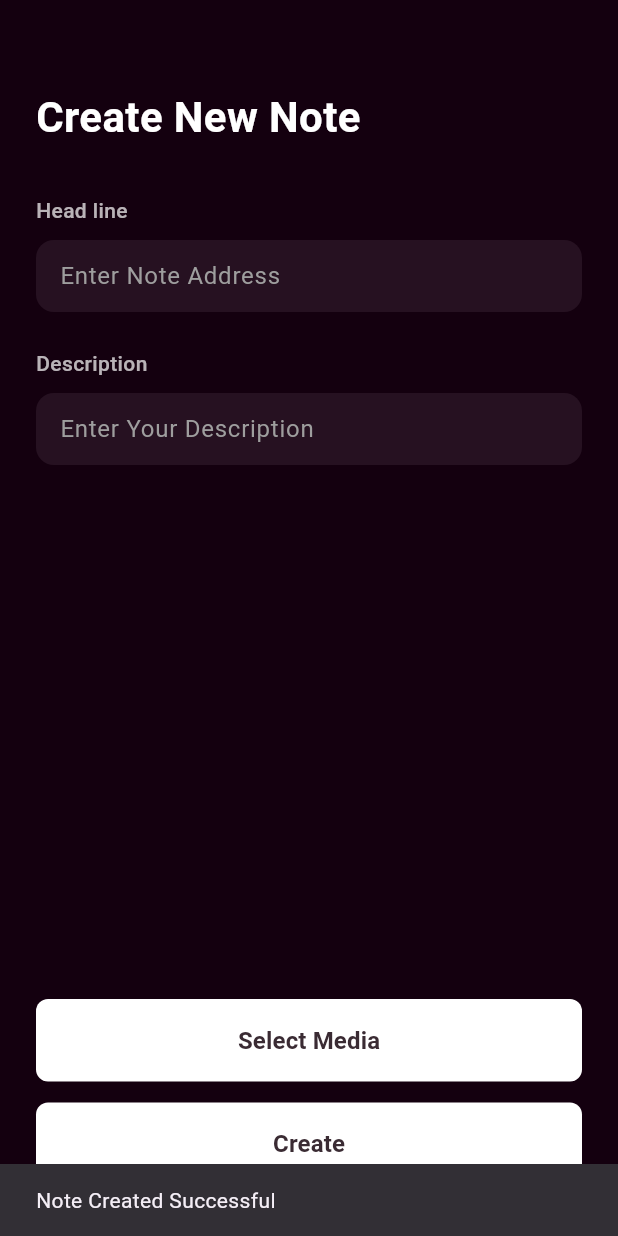
After one commit to mohameds123/flutter97-note, a Flutter app: the CreateNewNoteScreen screen opened directly, after a tap on "Create", on a phone screen of 412 x 824 dp. The commit adds this screen. Run offline on Flutter 3.47's test engine with Material 3 defaults, Android fonts, the phone set to English and light mode, and no system bars; our stand-ins replace cloud_firestore, firebase_auth, firebase_core, flutter_bloc, google_sign_in; accounts and stored records are empty.

Commit message:
add auth feature

```diff
--- a/lib/features/auth/login/logic/cubit.dart
+++ b/lib/features/auth/login/logic/cubit.dart
@@ -1,5 +1,6 @@
 import 'package:firebase_auth/firebase_auth.dart';
 import 'package:flutter_bloc/flutter_bloc.dart';
+import 'package:google_sign_in/google_sign_in.dart';
 import 'package:note_flutteronline_97/features/auth/login/logic/state.dart';
 
 class LoginCubit extends Cubit<LoginStates> {
@@ -17,4 +18,27 @@ class LoginCubit extends Cubit<LoginStates> {
       emit(LoginErrorState(errorMessage: e.toString()));
     }
   }
+
+  Future continueWithGoogle() async {
+    emit(LoginLoadingState());
+    try {
+      final GoogleSignInAccount? signIn = await GoogleSignIn().signIn();
+      if (signIn == null) {
+        emit(LoginErrorState(errorMessage: "continue with google is canceled"));
+        return;
+      }
+      final GoogleSignInAuthentication googleSignIn =
+          await signIn.authentication;
+
+      final auth = GoogleAuthProvider.credential(
+        accessToken: googleSignIn.accessToken,
+        idToken: googleSignIn.idToken,
+      );
+      await FirebaseAuth.instance.signInWithCredential(auth);
+      emit(LoginSuccessState());
+    } catch (e) {
+      print ("======== google error $e");
+      emit(LoginErrorState(errorMessage: e.toString()));
+    }
+  }
 }
--- a/lib/features/auth/login/presentation/screens/login.dart
+++ b/lib/features/auth/login/presentation/screens/login.dart
@@ -1,6 +1,7 @@
 import 'package:flutter/material.dart';
 import 'package:flutter_bloc/flutter_bloc.dart';
 import 'package:note_flutteronline_97/features/auth/sign_up/presentation/screens/signup.dart';
+import 'package:note_flutteronline_97/features/create_note/presentation/screen/create_note_screen.dart';
 
 
 import '../../../../../core/widgets/app_txt_feild.dart';
@@ -29,11 +30,13 @@ class _LoginScreenState extends State<LoginScreen> {
         child: BlocConsumer<LoginCubit, LoginStates>(
           listener: (context, state) {
             if (state is LoginSuccessState){
+              Navigator.pushReplacement(context, MaterialPageRoute(builder: (_)=>CreateNewNoteScreen()));
               ScaffoldMessenger.of(context).showSnackBar(
                 const SnackBar(
                   content: Text("Login Successful"),
                   duration: Duration(seconds: 3),
                 ),
+
               );
             }else if (state is LoginErrorState){
               ScaffoldMessenger.of(context).showSnackBar(
@@ -119,6 +122,31 @@ class _LoginScreenState extends State<LoginScreen> {
                               ),
 
                               const SizedBox(height: 77),
+                              InkWell(
+                                onTap: () {
+                                  context.read<LoginCubit>().continueWithGoogle();
+                                },
+                                borderRadius: BorderRadius.circular(12),
+                                child: Container(
+                                  width: 312,
+                                  height: 48,
+                                  decoration: BoxDecoration(
+                                    borderRadius: BorderRadius.circular(12),
+                                    color: Colors.white,
+                                  ),
+                                  child:  Center(
+                                    child: (state is LoginLoadingState)? CircularProgressIndicator():Text(
+                                      "Continue with google",
+                                      style: TextStyle(
+                                        color: Colors.black,
+                                        fontWeight: FontWeight.w600,
+                                        fontSize: 16,
+                                      ),
+                                    ),
+                                  ),
+                                ),
+                              ),
+                              const SizedBox(height: 12),
 
                               InkWell(
                                 onTap: () {
--- /dev/null
+++ b/lib/features/create_note/data/note_model.dart
@@ -0,0 +1,31 @@
+import 'package:cloud_firestore/cloud_firestore.dart';
+
+class NoteModel {
+  String noteName;
+  String noteHeadline;
+  Timestamp time;
+
+  NoteModel({
+    required this.noteName,
+    required this.noteHeadline,
+    required this.time,
+  });
+
+  // Convert Firestore document → Dart object
+  factory NoteModel.fromJson(Map<String, dynamic> json) {
+    return NoteModel(
+      noteName: json['noteName'],
+      noteHeadline: json['noteHeadline'],
+      time: json['time'],
+    );
+  }
+
+  // Convert Dart object → Firestore document
+  Map<String, dynamic> toJson() {
+    return {
+      'noteName': noteName,
+      'noteHeadline': noteHeadline,
+      'time': time,
+    };
+  }
+}
--- /dev/null
+++ b/lib/features/create_note/logic/cubit.dart
@@ -0,0 +1,19 @@
+import 'package:cloud_firestore/cloud_firestore.dart';
+import 'package:flutter_bloc/flutter_bloc.dart';
+import 'package:note_flutteronline_97/features/create_note/data/note_model.dart';
+import 'package:note_flutteronline_97/features/create_note/logic/states.dart';
+
+class CreateNoteCubit extends Cubit <CreateNoteStates>{
+
+  CreateNoteCubit () : super (CreateNoteStatesInitialState());
+
+  Future createNote (NoteModel note) async {
+    emit(CreateNoteStatesLoadingState());
+    try{
+     await FirebaseFirestore.instance.collection("notes").add(note.toJson());
+     emit(CreateNoteStatesSuccessState());
+    }catch (e){
+      emit(CreateNoteStatesErrorState(errorMessage: e.toString()));
+    }
+  }
+}
--- /dev/null
+++ b/lib/features/create_note/logic/states.dart
@@ -0,0 +1,12 @@
+class CreateNoteStates {}
+
+class CreateNoteStatesInitialState extends CreateNoteStates {}
+
+class CreateNoteStatesLoadingState extends CreateNoteStates {}
+
+class CreateNoteStatesSuccessState extends CreateNoteStates {}
+
+class CreateNoteStatesErrorState extends CreateNoteStates {
+  final String errorMessage;
+  CreateNoteStatesErrorState({required this.errorMessage});
+}
--- /dev/null
+++ b/lib/features/create_note/presentation/screen/create_note_screen.dart
@@ -0,0 +1,161 @@
+import 'package:cloud_firestore/cloud_firestore.dart';
+import 'package:flutter/material.dart';
+import 'package:flutter_bloc/flutter_bloc.dart';
+import 'package:note_flutteronline_97/features/create_note/data/note_model.dart';
+import 'package:note_flutteronline_97/features/create_note/logic/cubit.dart';
+import 'package:note_flutteronline_97/features/create_note/logic/states.dart';
+
+import '../../../../core/widgets/app_txt_feild.dart';
+
+class CreateNewNoteScreen extends StatelessWidget {
+  CreateNewNoteScreen({super.key});
+
+  final TextEditingController headlineController = TextEditingController();
+  final TextEditingController descriptionController = TextEditingController();
+
+  @override
+  Widget build(BuildContext context) {
+    return BlocProvider(
+      create: (context) => CreateNoteCubit(),
+      child: BlocConsumer<CreateNoteCubit, CreateNoteStates>(
+        listener: (context, state) {
+          if (state is CreateNoteStatesSuccessState){
+            ScaffoldMessenger.of(context).showSnackBar(
+              const SnackBar(
+                content: Text("Note Created Successful"),
+                duration: Duration(seconds: 3),
+              ),
+
+            );
+          }else if (state is CreateNoteStatesErrorState){
+            ScaffoldMessenger.of(context).showSnackBar(
+               SnackBar(
+                content: Text(state.errorMessage),
+                duration: Duration(seconds: 3),
+              ),
+
+            );
+          }
+        },
+        builder: (context, state) {
+          return Scaffold(
+            backgroundColor: const Color(0xFF14000F),
+            body: SafeArea(
+              child: Padding(
+                padding: const EdgeInsets.symmetric(
+                    horizontal: 24, vertical: 18),
+                child: Column(
+                  crossAxisAlignment: CrossAxisAlignment.start,
+                  children: [
+                    const SizedBox(height: 40),
+
+                    const Text(
+                      'Create New Note',
+                      style: TextStyle(
+                        color: Colors.white,
+                        fontSize: 28,
+                        fontWeight: FontWeight.w700,
+                      ),
+                    ),
+
+                    const SizedBox(height: 32),
+
+                    const Text(
+                      'Head line',
+                      style: TextStyle(
+                        color: Colors.white70,
+                        fontSize: 14,
+                        fontWeight: FontWeight.w500,
+                      ),
+                    ),
+
+                    const SizedBox(height: 10),
+
+                    TextFormFiledWidget(
+                      controller: headlineController,
+                      keyType: TextInputType.text,
+                      hintTxt: 'Enter Note Address',
+                    ),
+
+                    const SizedBox(height: 24),
+
+                    const Text(
+                      'Description',
+                      style: TextStyle(
+                        color: Colors.white70,
+                        fontSize: 14,
+                        fontWeight: FontWeight.w500,
+                      ),
+                    ),
+
+                    const SizedBox(height: 10),
+
+                    TextFormFiledWidget(
+                      controller: descriptionController,
+                      hintTxt: 'Enter Your Description',
+                      keyType: TextInputType.text,
+                    ),
+
+                    const Spacer(),
+
+                    SizedBox(
+                      width: double.infinity,
+                      height: 55,
+                      child: ElevatedButton(
+                        onPressed: () {},
+                        style: ElevatedButton.styleFrom(
+                          backgroundColor: Colors.white,
+                          foregroundColor: const Color(0xFF3A2B33),
+                          elevation: 0,
+                          shape: RoundedRectangleBorder(
+                            borderRadius: BorderRadius.circular(8),
+                          ),
+                        ),
+                        child: const Text(
+                          'Select Media',
+                          style: TextStyle(
+                            fontSize: 16,
+                            fontWeight: FontWeight.w600,
+                          ),
+                        ),
+                      ),
+                    ),
+
+                    const SizedBox(height: 14),
+
+                    SizedBox(
+                      width: double.infinity,
+                      height: 55,
+                      child: ElevatedButton(
+                        onPressed: () {
+                          context.read<CreateNoteCubit>().createNote(NoteModel(noteName: headlineController.text, noteHeadline: descriptionController.text, time: Timestamp.now()));
+                        },
+                        style: ElevatedButton.styleFrom(
+                          backgroundColor: Colors.white,
+                          foregroundColor: const Color(0xFF3A2B33),
+                          elevation: 0,
+                          shape: RoundedRectangleBorder(
+                            borderRadius: BorderRadius.circular(8),
+                          ),
+                        ),
+                        child: (state is CreateNoteStatesLoadingState)?CircularProgressIndicator(): Text(
+                          'Create',
+                          style: TextStyle(
+                            fontSize: 16,
+                            fontWeight: FontWeight.w600,
+                          ),
+                        ),
+                      ),
+                    ),
+
+                    const SizedBox(height: 16),
+                  ],
+                ),
+              ),
+            ),
+          );
+        },
+      ),
+    );
+  }
+}
--- a/pubspec.yaml
+++ b/pubspec.yaml
@@ -37,6 +37,8 @@ dependencies:
   firebase_core: ^4.0.0
   firebase_auth: ^6.2.0
   flutter_bloc: ^9.1.1
+  cloud_firestore: ^6.1.3
+  google_sign_in: ^6.2.1
 
 dev_dependencies:
   flutter_test:
```
Also changed, not shown: pubspec.lock, 3 other files.
